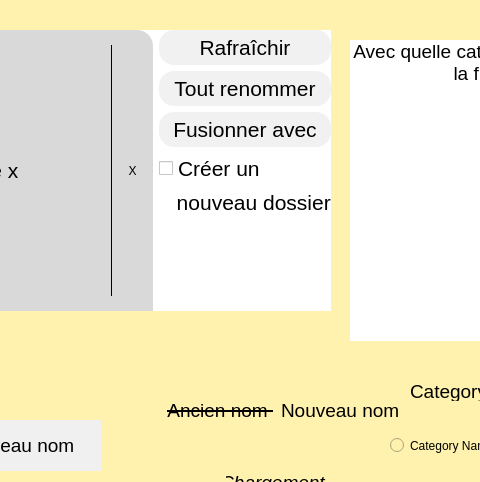
The window that renamer.ui (Melvins45/Autorenamer) describes before a commit, drawn with Qt 5; both pictures show x 210 to 690 and y 0 to 482 of the 1220 by 571 pixel window.
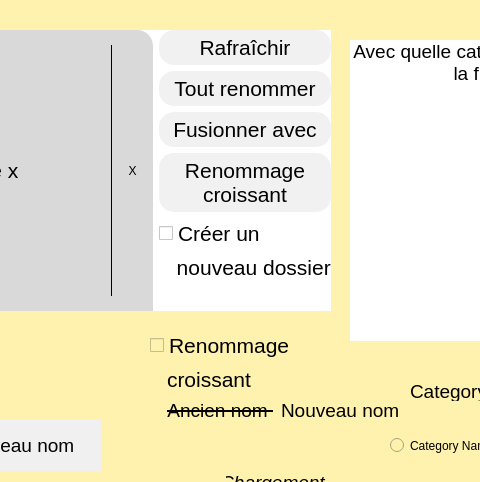
The same window after the commit. Icons and pictures are not drawn.

```diff
--- a/renamer.ui
+++ b/renamer.ui
@@ -180,7 +180,7 @@
         </widget>
        </item>
        <item>
-        <layout class="QVBoxLayout" name="categoryMenu" stretch="0,0,0,0,0">
+        <layout class="QVBoxLayout" name="categoryMenu" stretch="0,0,0,0,0,0">
          <item>
           <widget class="QPushButton" name="refresh">
            <property name="sizePolicy">
@@ -250,6 +250,33 @@
            </property>
           </widget>
          </item>
+         <item>
+          <widget class="QPushButton" name="renameInAscendingOrder">
+           <property name="sizePolicy">
+            <sizepolicy hsizetype="Minimum" vsizetype="Minimum">
+             <horstretch>0</horstretch>
+             <verstretch>0</verstretch>
+            </sizepolicy>
+           </property>
+           <property name="font">
+            <font>
+             <pointsize>16</pointsize>
+            </font>
+           </property>
+           <property name="autoFillBackground">
+            <bool>false</bool>
+           </property>
+           <property name="styleSheet">
+            <string notr="true">background-color: rgb(241, 241, 241);
+border: none;
+border-radius: 15%;padding: 5%;</string>
+           </property>
+           <property name="text">
+            <string>Renommage 
+croissant</string>
+           </property>
+          </widget>
+         </item>
          <item>
           <layout class="QVBoxLayout" name="verticalLayout_4">
            <item>
@@ -929,6 +956,45 @@
        </item>
       </layout>
      </widget>
+     <widget class="QWidget" name="layoutWidget_2">
+      <property name="geometry">
+       <rect>
+        <x>360</x>
+        <y>330</y>
+        <width>174</width>
+        <height>62</height>
+       </rect>
+      </property>
+      <layout class="QVBoxLayout" name="verticalLayout_7">
+       <item>
+        <widget class="QCheckBox" name="renameInAscendingOrder_2">
+         <property name="font">
+          <font>
+           <pointsize>16</pointsize>
+          </font>
+         </property>
+         <property name="text">
+          <string>Renommage</string>
+         </property>
+        </widget>
+       </item>
+       <item>
+        <widget class="QPushButton" name="renameInAscendingOrderFollow_2">
+         <property name="font">
+          <font>
+           <pointsize>16</pointsize>
+          </font>
+         </property>
+         <property name="styleSheet">
+          <string notr="true">border: none;padding-right: 56px;</string>
+         </property>
+         <property name="text">
+          <string>croissant</string>
+         </property>
+        </widget>
+       </item>
+      </layout>
+     </widget>
     </widget>
    </item>
   </layout>
```
Left out of the diff: 2 changed lines with no effect on the pictures.
